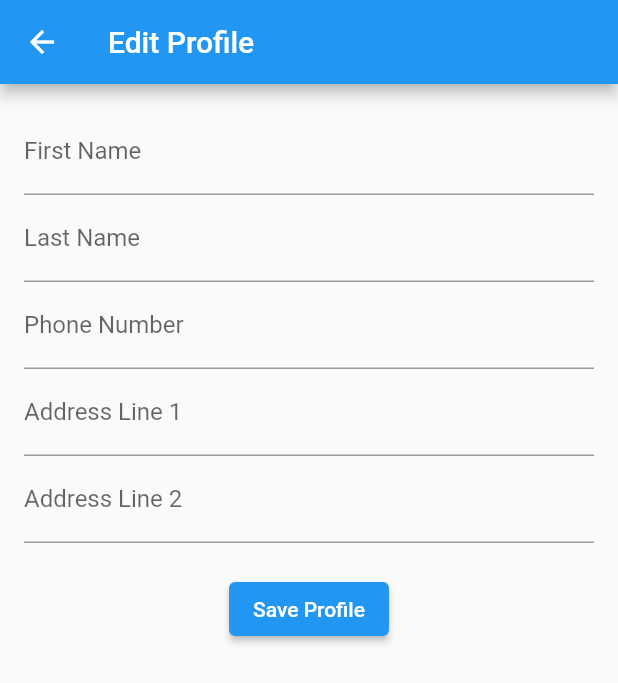
After one commit to Yash202000/ccw-app, a Flutter app: the EditProfileWidget screen opened by its route, after a tap on "Save Profile", on a phone screen of 412 x 824 dp. The commit adds this screen. Shown: the top 683 px of the screen. Run offline on Flutter 3.47's test engine with Material 2 defaults, Android fonts, the phone set to English and light mode, and no system bars; our stand-ins replace audioplayers, carousel_slider, flutter_map, font_awesome_flutter, geocoding, image_picker and 5 more; missing offline and left inert: dart:html; accounts and stored records are empty; network calls fail; Roboto replaces fonts that are missing (nunito).

Commit message:
edit profile and static routing added

```diff
--- a/ccw/env.json
+++ b/ccw/env.json
@@ -1 +1 @@
-{ "API_URL": "http://192.168.1.36:3000" }
+{ "API_URL": "http://192.168.0.100:3000" }
--- a/ccw/lib/main.dart
+++ b/ccw/lib/main.dart
@@ -5,6 +5,7 @@ import 'package:ccw/screens/signup_screen.dart';
 import 'package:ccw/screens/welcome.dart';
 import 'package:ccw/screens/home.dart';
 import 'package:ccw/screens/create_post.dart';
+import 'package:ccw/screens/profile/edit_profile.dart';
 
 
 // import 'package:firebase_core/firebase_core.dart';
@@ -40,6 +41,7 @@ class MyApp extends StatelessWidget {
         SignUpScreen.id: (context) => SignUpScreen(),
         WelcomeScreen.id: (context) => HomePage(),
         CreatePost.id: (context) => CreatePost(),
+        EditProfileWidget.id: (context) => EditProfileWidget(),
       },
     );
   }
--- a/ccw/lib/screens/home.dart
+++ b/ccw/lib/screens/home.dart
@@ -8,6 +8,8 @@ import 'package:flutter/material.dart';
 import 'package:ccw/screens/custom/fab_bottom_app_bar.dart';
 import 'package:font_awesome_flutter/font_awesome_flutter.dart';
 import 'package:ccw/screens/create_post.dart';
+import 'package:ccw/screens/profile/edit_profile.dart';
+
 
 
 
--- a/ccw/lib/screens/newsFeedPage/NewsFeed.dart
+++ b/ccw/lib/screens/newsFeedPage/NewsFeed.dart
@@ -19,7 +19,7 @@ class _NewsFeedState extends State<NewsFeed> {
     return Scaffold(
       backgroundColor: Colors.white,
       appBar: AppBar(
-        title: actionBarRow(),
+        title: actionBarRow(context),
         centerTitle: false,
         elevation: 0,
         automaticallyImplyLeading: false,
--- /dev/null
+++ b/ccw/lib/screens/profile/edit_profile.dart
@@ -0,0 +1,174 @@
+import 'dart:convert';
+import 'package:flutter/material.dart';
+import 'package:http/http.dart' as http;
+import 'package:ccw/components/components.dart';
+import 'package:ccw/screens/welcome.dart';
+
+class Profile {
+  String firstName;
+  String lastName;
+  String phoneNumber;
+  String addressLine1;
+  String addressLine2;
+
+  Profile({
+    required  this.firstName,
+    required  this.lastName,
+    required  this.phoneNumber,
+    required  this.addressLine1,
+    required  this.addressLine2,
+  });
+
+  Map<String, dynamic> toJson() {
+    return {
+      "firstName": firstName,
+      "LastName": lastName,
+      "phoneNumber": phoneNumber,
+      "addressLine1": addressLine1,
+      "addressLine2": addressLine2,
+    };
+  }
+}
+
+class EditProfileWidget extends StatefulWidget {
+    static String id = 'edit_profile_screen';
+  @override
+  _EditProfileWidgetState createState() => _EditProfileWidgetState();
+}
+
+
+class _EditProfileWidgetState extends State<EditProfileWidget> {
+  final firstNameController = TextEditingController();
+  final lastNameController = TextEditingController();
+  final phoneNumberController = TextEditingController();
+  final addressLine1Controller = TextEditingController();
+  final addressLine2Controller = TextEditingController();
+
+
+  @override
+  void initState() {
+    super.initState();
+    fetchUserProfile();
+  }
+
+  Future<void> fetchUserProfile() async {
+    final response = await http.get(Uri.parse('http://localhost:3000/api/profile/1'));
+    if (response.statusCode == 200) {
+      final Map<String, dynamic> userData = json.decode(response.body);
+      print(userData);
+
+      setState(() {
+        firstNameController.text = userData['firstName'] ?? '';
+        lastNameController.text = userData['LastName'] ?? '';
+        phoneNumberController.text = userData['phoneNumber'] ?? '';
+        addressLine1Controller.text = userData['addressLine1'] ?? '';
+        addressLine2Controller.text = userData['addressLine2'] ?? '';
+      });
+    } else {
+      throw Exception('Failed to load user profile');
+    }
+  }
+
+  Future<void> _editProfile(Profile profile) async {
+    print('inside the edit profile function');
+    print(profile);
+
+    // profile['id'] = 1;
+    // profile['userId'] = 1;
+    final testprofile = profile.toJson();
+    testprofile['id'] = 1;
+    testprofile['userId'] = 1;
+
+    print(testprofile);
+
+
+    final String apiUrl = 'http://localhost:3000/api/profile/edit';
+
+    try {
+      final response = await http.post(
+        Uri.parse(apiUrl),
+        headers: <String, String>{
+          'Content-Type': 'application/json; charset=UTF-8',
+        },
+
+        body: jsonEncode(testprofile),
+      );
+
+      if (response.statusCode == 202) {
+        // Profile updated successfully
+        print('Profile updated successfully');
+         signUpAlert(
+            onPressed: () async {
+            print('back to the feeds page');
+            Navigator.popAndPushNamed(
+                    context, EditProfileWidget.id);
+                Navigator.pushNamed(context, WelcomeScreen.id);
+            },
+            title: 'Profile Upload',
+            desc:
+                'Profile uploaded successfully!',
+            btnText: 'Feed Now',
+            context: context,
+        ).show();
+      } else {
+        // Handle other status codes or errors
+        print('Failed to update profile');
+      }
+    } catch (e) {
+      // Handle network errors or exceptions
+      print('Error: $e');
+    }
+  }
+
+  @override
+  Widget build(BuildContext context) {
+    return Scaffold(
+      appBar: AppBar(
+        title: Text('Edit Profile'),
+      ),
+      body: SingleChildScrollView(
+        padding: EdgeInsets.all(16.0),
+        child: Column(
+          children: [
+            TextField(
+              controller: firstNameController,
+              decoration: InputDecoration(labelText: 'First Name'),
+            ),
+            TextField(
+              controller: lastNameController,
+              decoration: InputDecoration(labelText: 'Last Name'),
+            ),
+            TextField(
+              controller: phoneNumberController,
+              decoration: InputDecoration(labelText: 'Phone Number'),
+            ),
+            TextField(
+              controller: addressLine1Controller,
+              decoration: InputDecoration(labelText: 'Address Line 1'),
+            ),
+            TextField(
+              controller: addressLine2Controller,
+              decoration: InputDecoration(labelText: 'Address Line 2'),
+            ),
+            SizedBox(height: 20.0),
+            ElevatedButton(
+              onPressed: () {
+                final profile = Profile(
+                  firstName: firstNameController.text,
+                  lastName: lastNameController.text,
+                  phoneNumber: phoneNumberController.text,
+                  addressLine1: addressLine1Controller.text,
+                  addressLine2: addressLine2Controller.text,
+                );
+
+                print(jsonEncode(profile.toJson()));
+                _editProfile(profile);
+              },
+              child: Text('Save Profile'),
+            ),
+          ],
+        ),
+      ),
+    );
+  }
+}
```
Also changed, not shown: ccw/lib/screens/newsFeedPage/widgets/category_list.dart (+1 -6 lines), ccw/lib/screens/newsFeedPage/widgets/widgetFeed.dart (+15 -3 lines), ccw/lib/screens/servicesPage/services.dart (+95 -5 lines), ccw/lib/screens/welcome.dart (+0 -7 lines), ccw/pubspec.yaml (+7 -1 lines), ccw/pubspec.lock, 4 other files.
